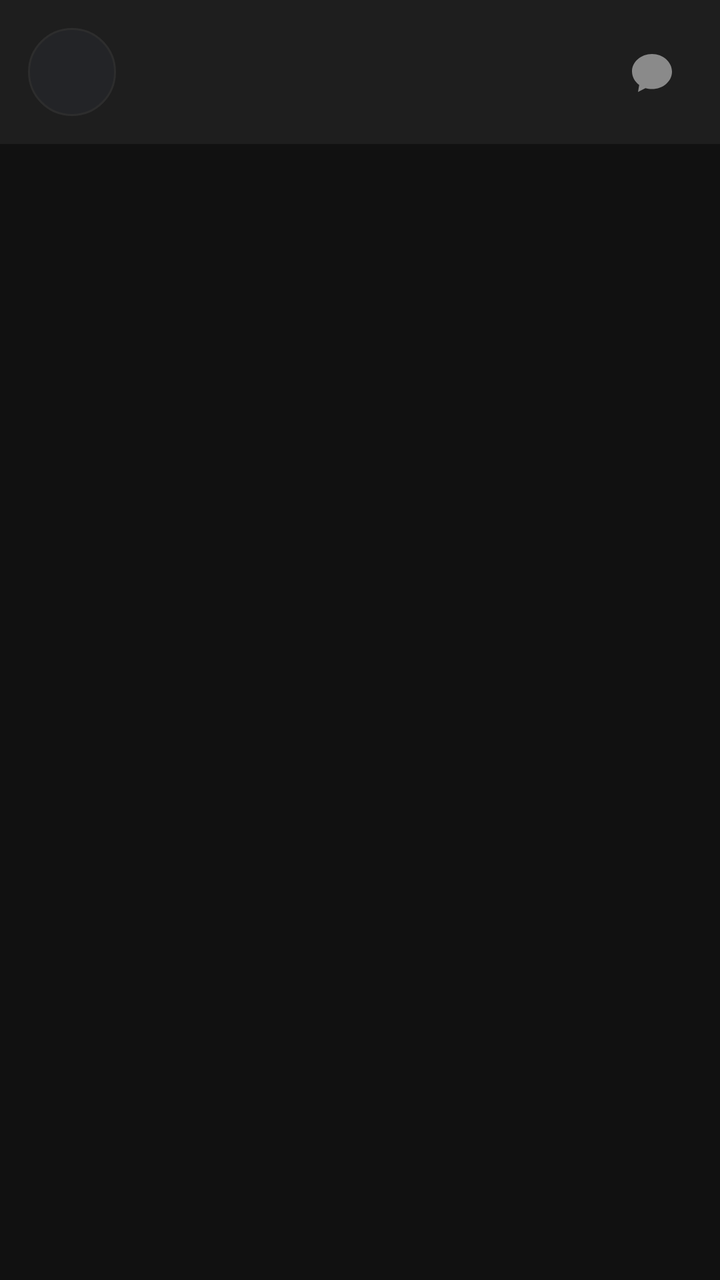
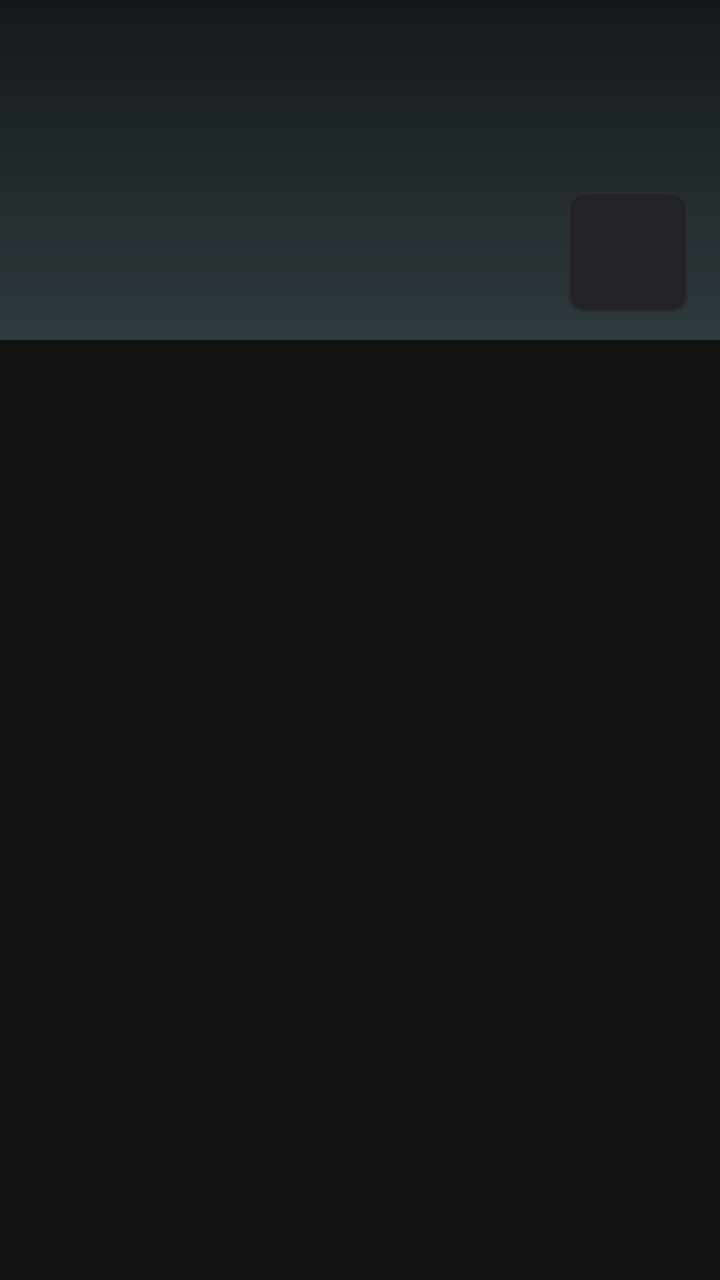

Compare the two renders of this Android layout. The source of the first and the diff that turns it into the second are given below.
<!-- AndroidManifest.xml: application theme Theme.Amigo -->
<!-- res/layout/fragment_feed.xml -->
<?xml version="1.0" encoding="utf-8"?>
<LinearLayout xmlns:android="http://schemas.android.com/apk/res/android"
    android:layout_width="match_parent"
    android:layout_height="match_parent"
    android:orientation="vertical"
    android:background="@color/bg">

    <LinearLayout
        android:id="@+id/profile_bar"
        android:layout_width="match_parent"
        android:layout_height="wrap_content"
        android:orientation="horizontal"
        android:gravity="center_vertical"
        android:padding="14dp"
        android:background="@color/card">

        <ImageView
            android:id="@+id/owner_avatar"
            android:layout_width="44dp"
            android:layout_height="44dp"
            android:background="@drawable/bg_avatar"
            android:scaleType="centerCrop" />

        <LinearLayout
            android:layout_width="0dp"
            android:layout_height="wrap_content"
            android:layout_weight="1"
            android:layout_marginStart="12dp"
            android:orientation="vertical">
            <TextView
                android:id="@+id/owner_name"
                android:layout_width="wrap_content"
                android:layout_height="wrap_content"
                android:textColor="@color/text"
                android:textSize="17sp"
                android:textStyle="bold" />
            <TextView
                android:id="@+id/owner_sub"
                android:layout_width="wrap_content"
                android:layout_height="wrap_content"
                android:textColor="@color/muted"
                android:textSize="12sp" />
        </LinearLayout>

        <ImageView
            android:id="@+id/btn_refresh"
            android:layout_width="40dp"
            android:layout_height="40dp"
            android:src="@drawable/ic_comment"
            android:contentDescription="@string/action_refresh"
            android:padding="8dp" />
    </LinearLayout>

    <androidx.recyclerview.widget.RecyclerView
        android:id="@+id/recycler"
        android:layout_width="match_parent"
        android:layout_height="0dp"
        android:layout_weight="1"
        android:clipToPadding="false"
        android:padding="10dp" />

    <LinearLayout
        android:id="@+id/empty_view"
        android:layout_width="match_parent"
        android:layout_height="0dp"
        android:layout_weight="1"
        android:orientation="vertical"
        android:gravity="center"
        android:visibility="gone">
        <TextView
            android:layout_width="wrap_content"
            android:layout_height="wrap_content"
            android:text="还没有朋友圈，发第一条吧"
            android:textColor="@color/muted"
            android:textSize="15sp" />
        <TextView
            android:id="@+id/btn_first_post"
            android:layout_width="wrap_content"
            android:layout_height="wrap_content"
            android:text="＋ 发朋友圈"
            android:textColor="@color/green"
            android:textSize="16sp"
            android:padding="12dp" />
    </LinearLayout>
</LinearLayout>
<!-- resources referenced by this layout -->
<resources>
  <color name="bg">#111111</color>
  <color name="card">#1e1e1e</color>
  <color name="green">#07C160</color>
  <color name="muted">#8a8a8a</color>
  <color name="text">#e6e6e6</color>
  <!-- drawable bg_avatar (drawable) -->
  <?xml version="1.0" encoding="utf-8"?>
  <shape xmlns:android="http://schemas.android.com/apk/res/android" android:shape="oval"><solid android:color="@color/card2"/><stroke android:width="1dp" android:color="@color/line"/></shape>
  <!-- drawable ic_comment (drawable) -->
  <?xml version="1.0" encoding="utf-8"?>
  <vector xmlns:android="http://schemas.android.com/apk/res/android" android:width="20dp" android:height="20dp" android:viewportWidth="24" android:viewportHeight="24"><path android:fillColor="#FF8A8A8A" android:pathData="M12,3C6.5,3 2,6.9 2,11.7c0,2.7 1.4,5.2 3.6,6.8L5,22l3.7,-1.9c1,0.3 2.2,0.4 3.3,0.4c5.5,0 10,-3.9 10,-8.7S17.5,3 12,3z"/></vector>
  <string name="action_refresh">刷新</string>
  <style name="Theme.Amigo" parent="Theme.Material3.Dark.NoActionBar">
          <item name="colorPrimary">@color/green</item>
          <item name="colorOnPrimary">#ffffff</item>
          <item name="colorPrimaryContainer">#1e5c3a</item>
          <item name="colorSecondary">@color/green</item>
          <item name="android:colorBackground">@color/bg</item>
          <item name="android:navigationBarColor">@color/card</item>
          <item name="android:statusBarColor">@color/bg</item>
          <item name="android:windowLightStatusBar">false</item>
          <item name="bottomNavigationStyle">@style/Widget.Material3.BottomNavigationView</item>
      </style>
  <color name="card2">#232427</color>
  <color name="line">#2d2d2d</color>
</resources>

<!-- the commit's change to res/layout/fragment_feed.xml (unified diff, before → after) -->
@@ -5,51 +5,49 @@
     android:orientation="vertical"
     android:background="@color/bg">
 
-    <LinearLayout
-        android:id="@+id/profile_bar"
+    
+    <FrameLayout
         android:layout_width="match_parent"
-        android:layout_height="wrap_content"
-        android:orientation="horizontal"
-        android:gravity="center_vertical"
-        android:padding="14dp"
-        android:background="@color/card">
-
-        <ImageView
-            android:id="@+id/owner_avatar"
-            android:layout_width="44dp"
-            android:layout_height="44dp"
-            android:background="@drawable/bg_avatar"
-            android:scaleType="centerCrop" />
+        android:layout_height="170dp"
+        android:background="@drawable/bg_cover">
 
         <LinearLayout
-            android:layout_width="0dp"
+            android:layout_width="wrap_content"
             android:layout_height="wrap_content"
-            android:layout_weight="1"
-            android:layout_marginStart="12dp"
-            android:orientation="vertical">
+            android:layout_gravity="bottom|right"
+            android:orientation="horizontal"
+            android:gravity="center_vertical"
+            android:layout_marginEnd="16dp"
+            android:layout_marginBottom="14dp">
+
             <TextView
                 android:id="@+id/owner_name"
                 android:layout_width="wrap_content"
                 android:layout_height="wrap_content"
-                android:textColor="@color/text"
-                android:textSize="17sp"
-                android:textStyle="bold" />
-            <TextView
-                android:id="@+id/owner_sub"
-                android:layout_width="wrap_content"
-                android:layout_height="wrap_content"
-                android:textColor="@color/muted"
-                android:textSize="12sp" />
+                android:textColor="#ffffff"
+                android:textSize="19sp"
+                android:textStyle="bold"
+                android:layout_marginEnd="10dp" />
+
+            <ImageView
+                android:id="@+id/owner_avatar"
+                android:layout_width="60dp"
+                android:layout_height="60dp"
+                android:background="@drawable/bg_avatar"
+                android:scaleType="centerCrop"
+                android:contentDescription="头像" />
         </LinearLayout>
 
-        <ImageView
-            android:id="@+id/btn_refresh"
-            android:layout_width="40dp"
-            android:layout_height="40dp"
-            android:src="@drawable/ic_comment"
-            android:contentDescription="@string/action_refresh"
-            android:padding="8dp" />
-    </LinearLayout>
+        <TextView
+            android:id="@+id/owner_sub"
+            android:layout_width="wrap_content"
+            android:layout_height="wrap_content"
+            android:layout_gravity="bottom|left"
+            android:layout_marginStart="16dp"
+            android:layout_marginBottom="20dp"
+            android:textColor="#99ffffff"
+            android:textSize="12sp" />
+    </FrameLayout>
 
     <androidx.recyclerview.widget.RecyclerView
         android:id="@+id/recycler"
@@ -57,7 +55,9 @@
         android:layout_height="0dp"
         android:layout_weight="1"
         android:clipToPadding="false"
-        android:padding="10dp" />
+        android:paddingTop="6dp"
+        android:paddingBottom="12dp"
+        android:scrollbars="vertical" />
 
     <LinearLayout
         android:id="@+id/empty_view"
<!-- resource entries referenced after the edit -->
@@ -1,17 +1,14 @@
 <!-- resources referenced by this layout -->
 <resources>
   <color name="bg">#111111</color>
-  <color name="card">#1e1e1e</color>
   <color name="green">#07C160</color>
   <color name="muted">#8a8a8a</color>
-  <color name="text">#e6e6e6</color>
   <!-- drawable bg_avatar (drawable) -->
   <?xml version="1.0" encoding="utf-8"?>
-  <shape xmlns:android="http://schemas.android.com/apk/res/android" android:shape="oval"><solid android:color="@color/card2"/><stroke android:width="1dp" android:color="@color/line"/></shape>
-  <!-- drawable ic_comment (drawable) -->
+  <shape xmlns:android="http://schemas.android.com/apk/res/android" android:shape="rectangle"><solid android:color="@color/card2"/><corners android:radius="8dp"/><stroke android:width="1dp" android:color="@color/line"/></shape>
+  <!-- drawable bg_cover (drawable) -->
   <?xml version="1.0" encoding="utf-8"?>
-  <vector xmlns:android="http://schemas.android.com/apk/res/android" android:width="20dp" android:height="20dp" android:viewportWidth="24" android:viewportHeight="24"><path android:fillColor="#FF8A8A8A" android:pathData="M12,3C6.5,3 2,6.9 2,11.7c0,2.7 1.4,5.2 3.6,6.8L5,22l3.7,-1.9c1,0.3 2.2,0.4 3.3,0.4c5.5,0 10,-3.9 10,-8.7S17.5,3 12,3z"/></vector>
-  <string name="action_refresh">刷新</string>
+  <shape xmlns:android="http://schemas.android.com/apk/res/android" android:shape="rectangle"><gradient android:startColor="#2E3A3E" android:endColor="#14181A" android:angle="90"/></shape>
   <style name="Theme.Amigo" parent="Theme.Material3.Dark.NoActionBar">
           <item name="colorPrimary">@color/green</item>
           <item name="colorOnPrimary">#ffffff</item>
@@ -25,5 +22,6 @@
       </style>
   <color name="card2">#232427</color>
   <color name="line">#2d2d2d</color>
+  <color name="card">#1e1e1e</color>
 </resources>
 
